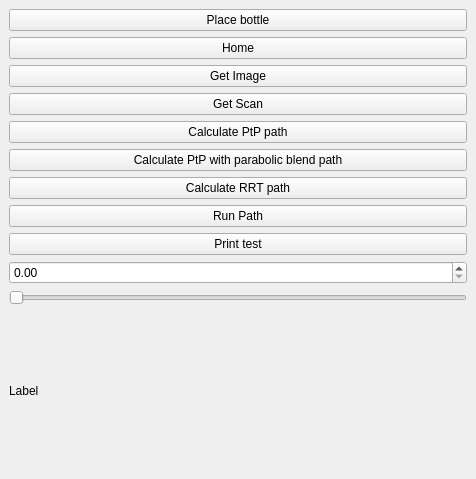
First picture: the form in RoviSamplePlugin/src/SamplePlugin.ui, repository mathujeyanth/Advanced_Robotics, before the edit.
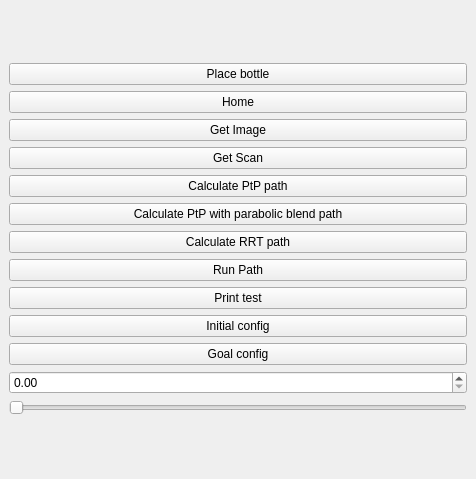
Second picture: the form after the edit.

```diff
--- a/RoviSamplePlugin/src/SamplePlugin.ui
+++ b/RoviSamplePlugin/src/SamplePlugin.ui
@@ -80,6 +80,20 @@
         </property>
        </widget>
       </item>
+      <item>
+       <widget class="QPushButton" name="_initConf">
+        <property name="text">
+         <string>Initial config</string>
+        </property>
+       </widget>
+      </item>
+      <item>
+       <widget class="QPushButton" name="_goalConf">
+        <property name="text">
+         <string>Goal config</string>
+        </property>
+       </widget>
+      </item>
       <item>
        <widget class="QDoubleSpinBox" name="_doubleSpinBox"/>
       </item>
@@ -90,13 +104,6 @@
         </property>
        </widget>
       </item>
-      <item>
-       <widget class="QLabel" name="_label">
-        <property name="text">
-         <string>Label</string>
-        </property>
-       </widget>
-      </item>
      </layout>
     </item>
    </layout>
```
